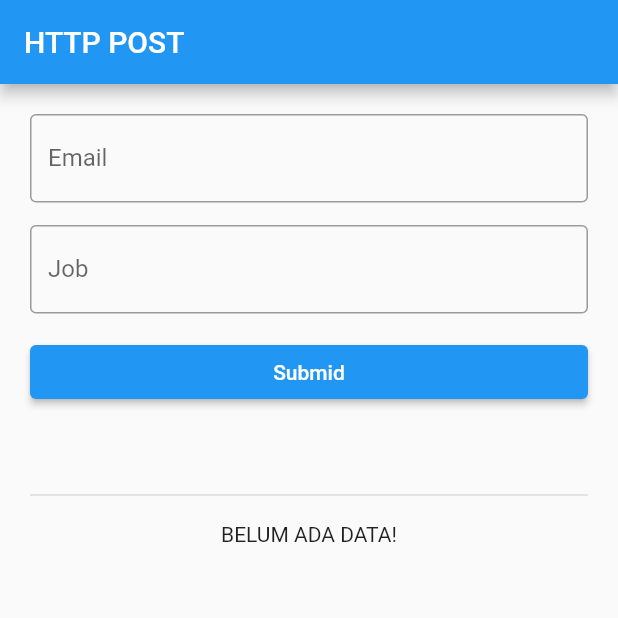
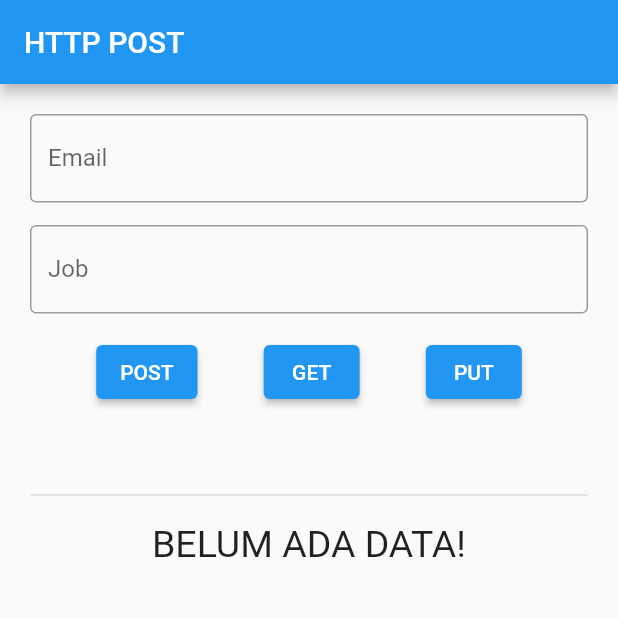
Before and after one commit to ryandiaziz/flutter_http_test, a Flutter app: the screen it shows after launch, on a phone screen of 412 x 824 dp, the top half of it. Run offline on Flutter 3.47's test engine with Material 2 defaults, Android fonts, the phone set to English and light mode, and no system bars.

Commit message:
added http put

```diff
--- a/lib/http_post.dart
+++ b/lib/http_post.dart
@@ -46,23 +46,69 @@ class _HttpPostState extends State<HttpPost> {
             ),
           ),
           const SizedBox(height: 15),
+          Row(
+            mainAxisAlignment: MainAxisAlignment.spaceEvenly,
+            children: [
               ElevatedButton(
                 onPressed: () async {
-              var response = await http.post(
+                  if (namaC.text == "" && jobC.text == "") {
+                    ScaffoldMessenger.of(context).showSnackBar(
+                        const SnackBar(content: Text("Isi form data!!")));
+                  } else {
+                    var responsePost = await http.post(
                       Uri.parse("https://reqres.in/api/users"),
                       body: {
                         "name": namaC.text,
                         "job": jobC.text,
                       },
                     );
-              Map<String, dynamic> dataRespon =
-                  json.decode(response.body) as Map<String, dynamic>;
+                    Map<String, dynamic> dataResponPost =
+                        json.decode(responsePost.body) as Map<String, dynamic>;
                     // print(dataRespon["name"]);
                     setState(() {
-                hasilResponse = "${dataRespon['name']} - ${dataRespon['job']}";
+                      hasilResponse =
+                          "${dataResponPost['name']} - ${dataResponPost['job']} [POST]";
+                    });
+                  }
+                },
+                child: const Text("POST"),
+              ),
+              ElevatedButton(
+                onPressed: () async {
+                  var responseGet = await http.get(
+                    Uri.parse("https://reqres.in/api/users/2"),
+                  );
+                  // print(responseGet.body);
+                  Map<String, dynamic> dataResponGet =
+                      json.decode(responseGet.body) as Map<String, dynamic>;
+                  // print(dataRespon["name"]);
+                  setState(() {
+                    hasilResponse =
+                        "${dataResponGet['data']['first_name']} ${dataResponGet['data']['last_name']}- ${dataResponGet['data']['email']} [GET]";
                   });
                 },
-            child: const Text("Submid"),
+                child: const Text("GET"),
+              ),
+              ElevatedButton(
+                onPressed: () async {
+                  var responsePut = await http.put(
+                    Uri.parse("https://reqres.in/api/users/2"),
+                    body: {
+                      "name": namaC.text,
+                      "job": jobC.text,
+                    },
+                  );
+                  Map<String, dynamic> dataResponPut =
+                      json.decode(responsePut.body) as Map<String, dynamic>;
+                  // print(dataRespon["name"]);
+                  setState(() {
+                    hasilResponse =
+                        "${dataResponPut['name']} - ${dataResponPut['job']} [GET]";
+                  });
+                },
+                child: const Text("PUT"),
+              ),
+            ],
           ),
           const SizedBox(height: 50),
           const Divider(
@@ -70,7 +116,12 @@ class _HttpPostState extends State<HttpPost> {
           ),
           const SizedBox(height: 10),
           Center(
-            child: Text(hasilResponse),
+            child: Text(
+              hasilResponse,
+              style: const TextStyle(
+                fontSize: 25,
+              ),
+            ),
           ),
         ],
       ),
```
Lines whose indentation alone changed are shown as unchanged.
